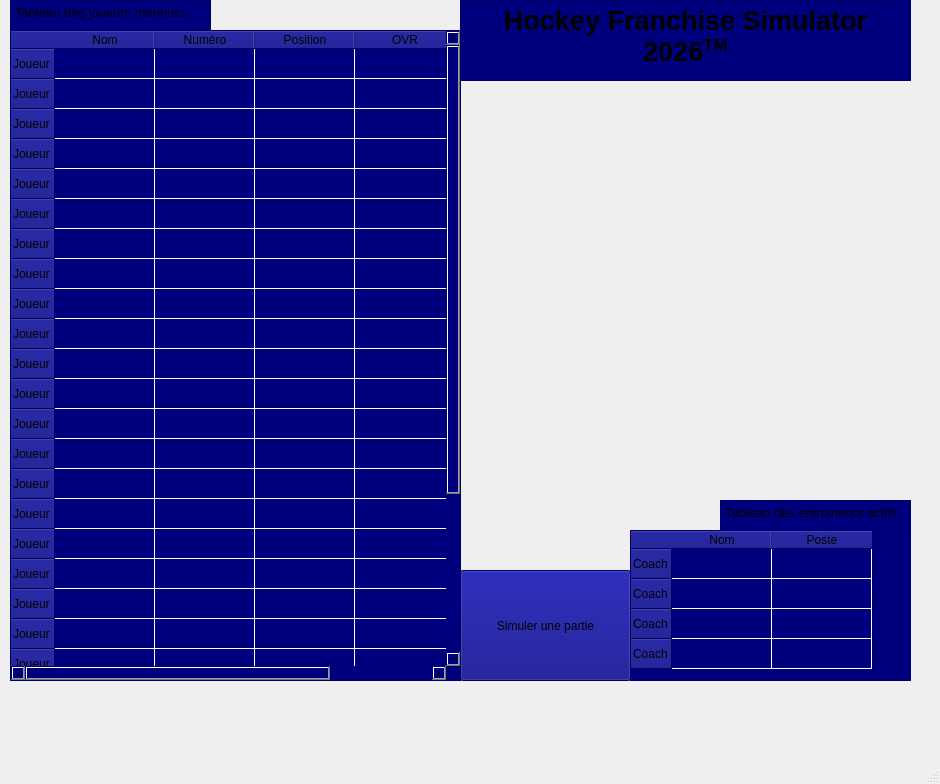
The window that mainwindow.ui (cgiroux527/PROJET_HOCKEY_SIMULATOR) describes before a commit, drawn with Qt 5.
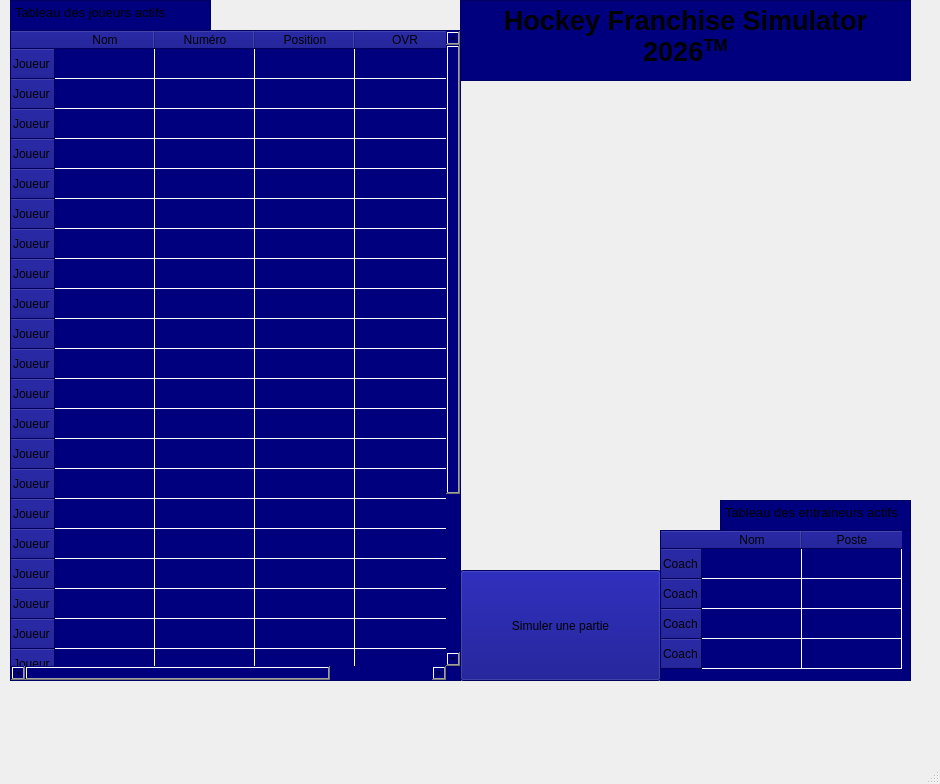
The same window after the commit. The open tabs and pages were chosen to show the change.

Commit message: Petites modif, juste dans mainwindow.cpp et ui

Patch:
```diff
--- a/mainwindow.ui
+++ b/mainwindow.ui
@@ -211,7 +211,7 @@
        <rect>
         <x>460</x>
         <y>570</y>
-        <width>171</width>
+        <width>201</width>
         <height>111</height>
        </rect>
       </property>
@@ -225,9 +225,9 @@
      <widget class="QTableWidget" name="TableauEntraineurs">
       <property name="geometry">
        <rect>
-        <x>630</x>
+        <x>660</x>
         <y>530</y>
-        <width>301</width>
+        <width>251</width>
         <height>151</height>
        </rect>
       </property>
@@ -322,7 +322,8 @@
        </rect>
       </property>
       <property name="styleSheet">
-       <string notr="true">background-color: rgb(0, 0, 127);</string>
+       <string notr="true">background-color: rgb(0, 0, 127);
+alternate-background-color: rgb(255, 255, 255);</string>
       </property>
       <property name="html">
        <string>&lt;!DOCTYPE HTML PUBLIC &quot;-//W3C//DTD HTML 4.0//EN&quot; &quot;http://www.w3.org/TR/REC-html40/strict.dtd&quot;&gt;
@@ -332,7 +333,7 @@
 li.unchecked::marker { content: &quot;\2610&quot;; }
 li.checked::marker { content: &quot;\2612&quot;; }
 &lt;/style&gt;&lt;/head&gt;&lt;body style=&quot; font-family:'Segoe UI'; font-size:9pt; font-weight:400; font-style:normal;&quot;&gt;
-&lt;p align=&quot;justify&quot; style=&quot; margin-top:0px; margin-bottom:0px; margin-left:0px; margin-right:0px; -qt-block-indent:0; text-indent:0px;&quot;&gt;&lt;span style=&quot; font-size:10pt;&quot;&gt;Tableau des joueurs meneurs&lt;/span&gt;&lt;/p&gt;&lt;/body&gt;&lt;/html&gt;</string>
+&lt;p align=&quot;justify&quot; style=&quot; margin-top:0px; margin-bottom:0px; margin-left:0px; margin-right:0px; -qt-block-indent:0; text-indent:0px;&quot;&gt;&lt;span style=&quot; font-size:10pt;&quot;&gt;Tableau des joueurs actifs&lt;/span&gt;&lt;/p&gt;&lt;/body&gt;&lt;/html&gt;</string>
       </property>
      </widget>
      <widget class="QLabel" name="ImageBackround">
```
Left out of the diff: 10 changed lines with no effect on the pictures. The commit also changes 2 other files.
